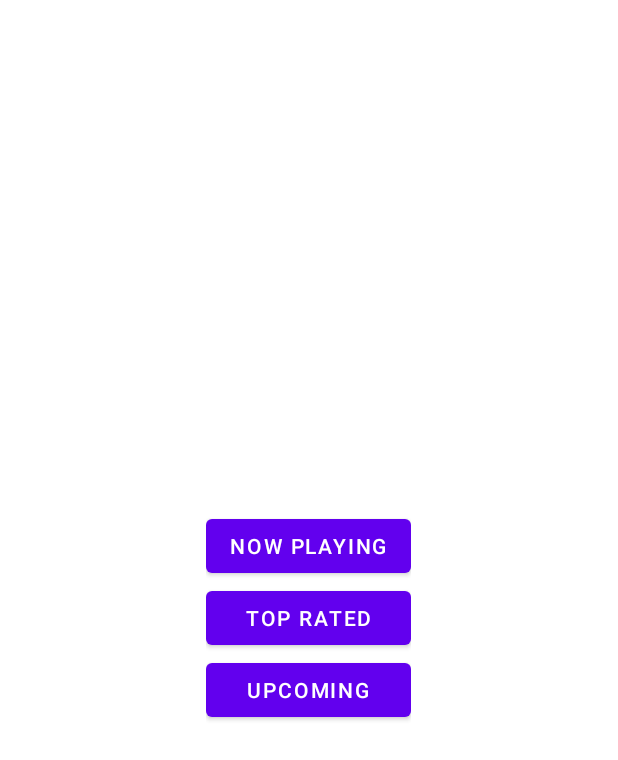
After one commit to janelle-cheung/Flixster, an Android app: the layout activity_category.xml on its own in the app's theme, with its tools: preview values and no code run, on a phone screen of 412 x 824 dp. The commit adds this screen. Shown: the top 760 px of the screen. Run offline under Robolectric (Android 15) with nearby library versions, the phone set to English and light mode, and no system bars.

Commit message:
added new opening screen to choose a movie category

```diff
--- /dev/null
+++ b/app/src/main/res/layout/activity_category.xml
@@ -0,0 +1,28 @@
+<?xml version="1.0" encoding="utf-8"?>
+<LinearLayout xmlns:android="http://schemas.android.com/apk/res/android"
+    xmlns:tools="http://schemas.android.com/tools"
+    android:layout_width="wrap_content"
+    android:layout_height="wrap_content"
+    android:orientation="vertical"
+    android:layout_gravity="center"
+    tools:context=".CategoryActivity">
+
+    <Button
+        android:layout_width="match_parent"
+        android:layout_height="wrap_content"
+        android:text="Now playing"
+        android:onClick="launchNowPlaying"/>
+
+    <Button
+        android:layout_width="match_parent"
+        android:layout_height="wrap_content"
+        android:text="Top rated"
+        android:onClick="launchTopRated"/>
+
+    <Button
+        android:layout_width="match_parent"
+        android:layout_height="wrap_content"
+        android:text="Upcoming"
+        android:onClick="launchUpcoming"/>
+
+</LinearLayout>
```
Also changed, not shown: app/src/main/AndroidManifest.xml (+7 -7 lines), app/src/main/java/com/example/flixster/CategoryActivity.java (added, +38 -0 lines), app/src/main/java/com/example/flixster/MainActivity.java (+10 -1 lines).
